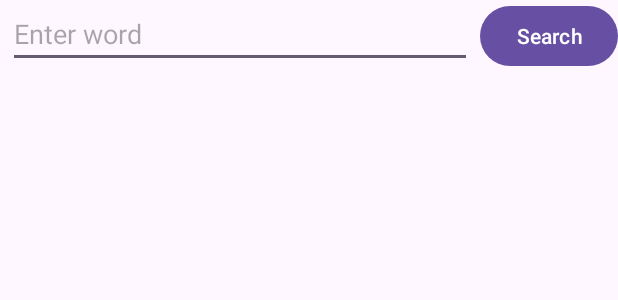
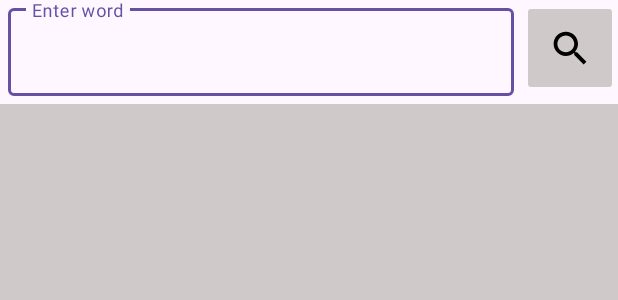
Before and after one commit to HarshPanchal18/Online-Word-Dictionary, an Android app: the layout activity_main.xml on its own in the app's theme, with its tools: preview values and no code run, on a phone screen of 412 x 824 dp. Shown: the top 300 px of the screen. Run offline under Robolectric (Android 15) with nearby library versions, the phone set to English and light mode, and no system bars.

```diff
--- /dev/null
+++ b/app/src/main/res/drawable/search_button.xml
@@ -0,0 +1,10 @@
+<vector xmlns:android="http://schemas.android.com/apk/res/android"
+    android:width="30dp"
+    android:height="30dp"
+    android:tint="#000000"
+    android:viewportWidth="24"
+    android:viewportHeight="24">
+    <path
+        android:fillColor="@android:color/white"
+        android:pathData="M15.5,14h-0.79l-0.28,-0.27C15.41,12.59 16,11.11 16,9.5 16,5.91 13.09,3 9.5,3S3,5.91 3,9.5 5.91,16 9.5,16c1.61,0 3.09,-0.59 4.23,-1.57l0.27,0.28v0.79l5,4.99L20.49,19l-4.99,-5zM9.5,14C7.01,14 5,11.99 5,9.5S7.01,5 9.5,5 14,7.01 14,9.5 11.99,14 9.5,14z" />
+</vector>
--- a/app/src/main/res/layout/activity_main.xml
+++ b/app/src/main/res/layout/activity_main.xml
@@ -12,26 +12,40 @@
         android:layout_height="wrap_content"
         android:layout_centerInParent="true" />
 
-    <EditText
-        android:id="@+id/enteredWord"
+    <com.google.android.material.textfield.TextInputLayout
+        android:id="@+id/editLayout"
+        android:layout_width="match_parent"
+        android:layout_height="?attr/actionBarSize"
+        android:layout_toStartOf="@id/searchBtn"
         android:hint="Enter word"
-        android:layout_toStartOf="@id/searchBtn"
         android:layout_marginHorizontal="5sp"
-        android:layout_width="match_parent"
-        android:layout_height="wrap_content"/>
+        app:endIconMode="clear_text">
 
-    <Button
+        <com.google.android.material.textfield.TextInputEditText
+            android:id="@+id/enteredWord"
+            android:inputType="textAutoCorrect|textAutoComplete"
+            android:maxLines="1"
+            android:lines="1"
+            android:layout_width="match_parent"
+            android:layout_height="match_parent" />
+
+    </com.google.android.material.textfield.TextInputLayout>
+
+    <ImageButton
         android:id="@+id/searchBtn"
-        android:text="Search"
+        android:layout_width="?attr/actionBarSize"
+        android:layout_height="?attr/actionBarSize"
         android:layout_alignParentEnd="true"
-        android:layout_width="wrap_content"
-        android:layout_height="wrap_content"/>
+        android:contentDescription="Search Button"
+        android:backgroundTint="@color/lightgray"
+        android:src="@drawable/search_button" />
 
     <androidx.recyclerview.widget.RecyclerView
         android:id="@+id/wordRecycle"
-        android:layout_below="@id/searchBtn"
         android:layout_width="match_parent"
-        android:layout_height="wrap_content"
-        android:background="@color/lightgray"/>
+        android:layout_height="match_parent"
+        android:layout_below="@id/editLayout"
+        android:layout_marginTop="5sp"
+        android:background="@color/lightgray" />
 
 </RelativeLayout>
```
Also changed, not shown: app/src/main/java/com/example/dictionary/ApiService.kt (deleted, +0 -43 lines), app/src/main/java/com/example/dictionary/MainActivity.kt (+11 -5 lines), app/src/main/java/com/example/dictionary/WordViewHolder.kt (+22 -5 lines), app/src/main/java/com/example/dictionary/model/Word.kt (+5 -5 lines), app/src/main/res/layout/dictionary_page.xml (+18 -15 lines), 1 other file.
